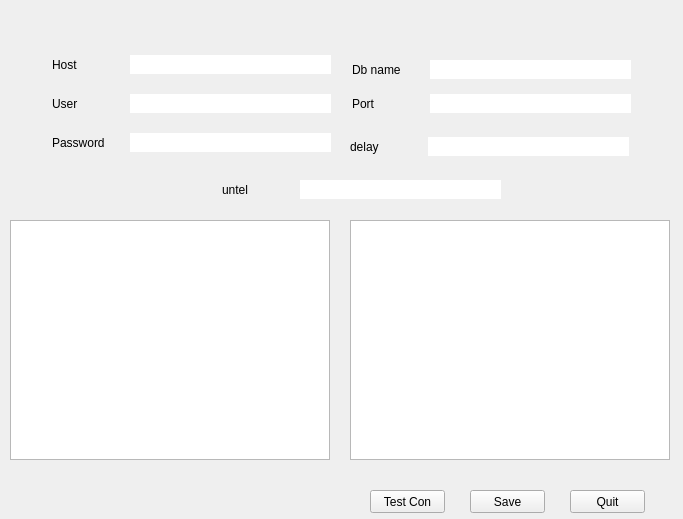
This is ui/AdminSettings.ui in YassineBaghdadi/DEGITAL-management as Qt 5 draws it before an edit. The edited form follows.
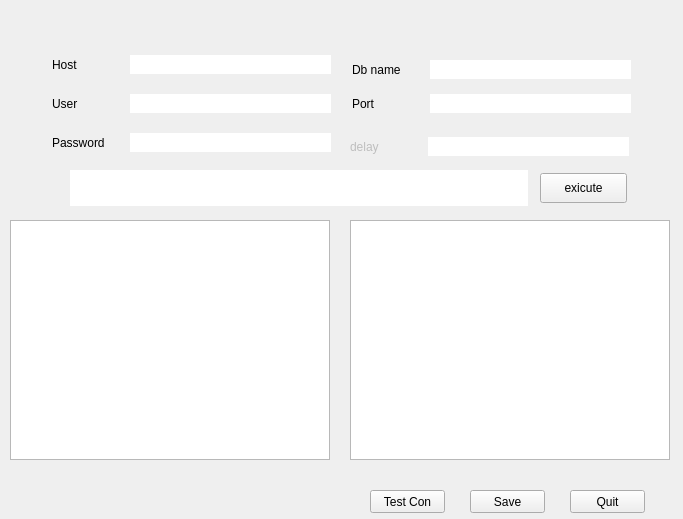
This is the edited form.

```diff
--- a/ui/AdminSettings.ui
+++ b/ui/AdminSettings.ui
@@ -148,6 +148,9 @@
    </property>
   </widget>
   <widget class="QLabel" name="label_3">
+   <property name="enabled">
+    <bool>false</bool>
+   </property>
    <property name="geometry">
     <rect>
      <x>350</x>
@@ -225,29 +228,6 @@
     <string>Port</string>
    </property>
   </widget>
-  <widget class="QLineEdit" name="serial_key">
-   <property name="geometry">
-    <rect>
-     <x>300</x>
-     <y>180</y>
-     <width>201</width>
-     <height>19</height>
-    </rect>
-   </property>
-  </widget>
-  <widget class="QLabel" name="label_7">
-   <property name="geometry">
-    <rect>
-     <x>222</x>
-     <y>173</y>
-     <width>81</width>
-     <height>33</height>
-    </rect>
-   </property>
-   <property name="text">
-    <string>untel</string>
-   </property>
-  </widget>
   <widget class="QPushButton" name="tst_con">
    <property name="geometry">
     <rect>
@@ -261,6 +241,29 @@
     <string>Test Con</string>
    </property>
   </widget>
+  <widget class="QLineEdit" name="quiryline">
+   <property name="geometry">
+    <rect>
+     <x>70</x>
+     <y>170</y>
+     <width>458</width>
+     <height>36</height>
+    </rect>
+   </property>
+  </widget>
+  <widget class="QPushButton" name="exic">
+   <property name="geometry">
+    <rect>
+     <x>540</x>
+     <y>173</y>
+     <width>87</width>
+     <height>30</height>
+    </rect>
+   </property>
+   <property name="text">
+    <string>exicute</string>
+   </property>
+  </widget>
  </widget>
  <resources/>
  <connections/>
```
Left out of the diff: 3 changed lines with no effect on the pictures.
